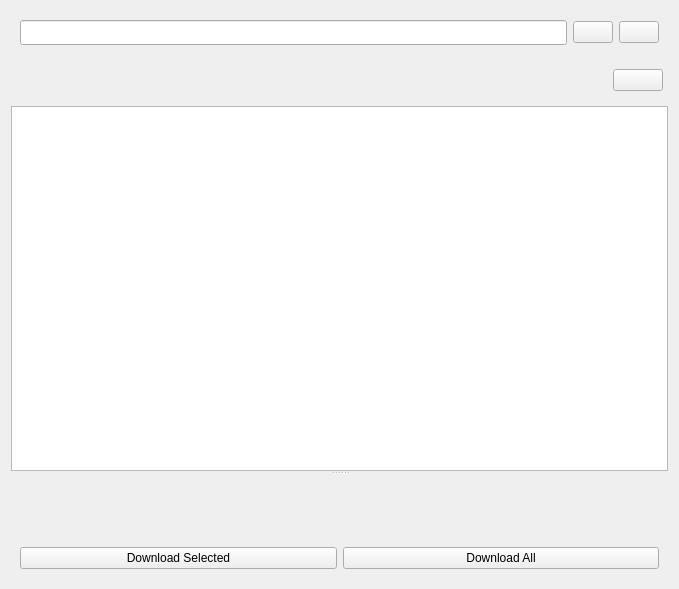
Qt form sVanilla/src/ClientUi/VideoList/VideoWidget.ui (WangPengZhan/sVanilla) before a commit.
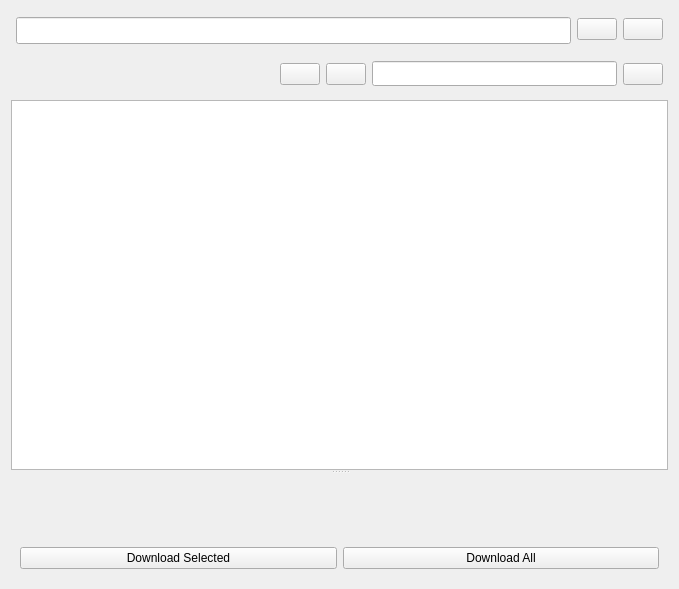
The same form after that commit. Icons and pictures are not drawn. Custom widgets are drawn as their Qt base class.

Commit message:
feature: video page (#63)
* feature(VidePage): adjust ui
* feature(ui): refactor code and improve UI animation

Diff of the .ui file:
```diff
--- a/sVanilla/src/ClientUi/VideoList/VideoWidget.ui
+++ b/sVanilla/src/ClientUi/VideoList/VideoWidget.ui
@@ -14,6 +14,18 @@
    <item>
     <widget class="QWidget" name="widget" native="true">
      <layout class="QHBoxLayout" name="horizontalLayout_3">
+      <property name="leftMargin">
+       <number>5</number>
+      </property>
+      <property name="topMargin">
+       <number>5</number>
+      </property>
+      <property name="rightMargin">
+       <number>5</number>
+      </property>
+      <property name="bottomMargin">
+       <number>5</number>
+      </property>
       <item>
        <widget class="::AddLinkLineEdit" name="lineEdit">
         <property name="sizePolicy">
@@ -25,7 +37,7 @@
         <property name="minimumSize">
          <size>
           <width>0</width>
-          <height>25</height>
+          <height>27</height>
          </size>
         </property>
         <property name="maximumSize">
@@ -34,6 +46,9 @@
           <height>25</height>
          </size>
         </property>
+        <property name="focusPolicy">
+         <enum>Qt::ClickFocus</enum>
+        </property>
        </widget>
       </item>
       <item>
@@ -103,6 +118,13 @@
       <item>
        <widget class="Vanilla::ToggleButton" name="btnSwitch" native="true"/>
       </item>
+      <item>
+       <widget class="QLabel" name="labelPlayListTitle">
+        <property name="text">
+         <string/>
+        </property>
+       </widget>
+      </item>
       <item>
        <spacer name="horizontalSpacer">
         <property name="orientation">
@@ -117,13 +139,45 @@
        </spacer>
       </item>
       <item>
-       <widget class="QPushButton" name="btnAddLink">
+       <widget class="QPushButton" name="btnFilter">
+        <property name="text">
+         <string/>
+        </property>
+        <property name="icon">
+         <iconset resource="../../../resource/sVanilla.qrc">
+          <normaloff>:/icon/download/filter.svg</normaloff>:/icon/download/filter.svg</iconset>
+        </property>
+        <property name="_vanillaStyle_Patch" stdset="0">
+         <string>CleanButtonPatch</string>
+        </property>
+       </widget>
+      </item>
+      <item>
+       <widget class="QPushButton" name="btnSort">
+        <property name="text">
+         <string/>
+        </property>
+        <property name="icon">
+         <iconset resource="../../../resource/sVanilla.qrc">
+          <normaloff>:/icon/download/sort.svg</normaloff>:/icon/download/sort.svg</iconset>
+        </property>
+        <property name="_vanillaStyle_Patch" stdset="0">
+         <string>CleanButtonPatch</string>
+        </property>
+       </widget>
+      </item>
+      <item>
+       <widget class="::SearchLineEdit" name="lineEditSearch">
         <property name="minimumSize">
          <size>
-          <width>50</width>
-          <height>0</height>
+          <width>0</width>
+          <height>25</height>
          </size>
         </property>
+       </widget>
+      </item>
+      <item>
+       <widget class="QPushButton" name="btnSearch">
         <property name="text">
          <string/>
         </property>
@@ -132,7 +186,7 @@
           <normaloff>:/icon/home/search.svg</normaloff>:/icon/home/search.svg</iconset>
         </property>
         <property name="_vanillaStyle_Patch" stdset="0">
-         <string>CustomIconColorButtonPatch</string>
+         <string>CleanButtonPatch</string>
         </property>
        </widget>
       </item>
@@ -286,6 +340,11 @@
    <header>ClientUi/VideoList/VideoInfoWidget.h</header>
    <container>1</container>
   </customwidget>
+  <customwidget>
+   <class>::SearchLineEdit</class>
+   <extends>QLineEdit</extends>
+   <header>SUI/SearchLineEdit.h</header>
+  </customwidget>
  </customwidgets>
  <resources>
   <include location="../../../resource/sVanilla.qrc"/>
```
The commit also changes 24 other files.
